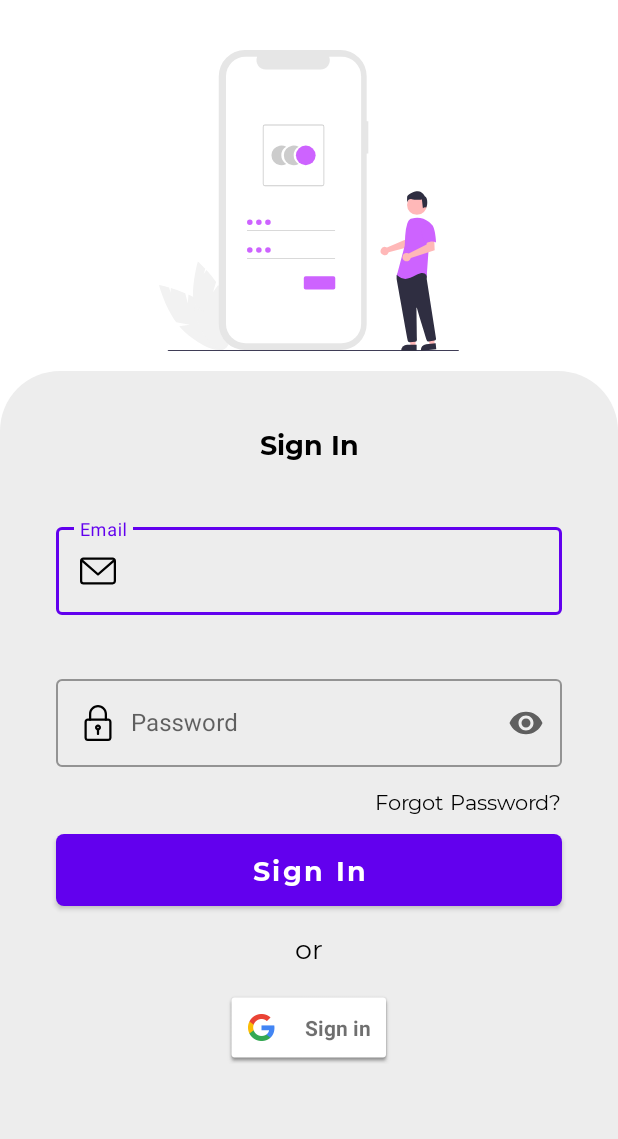
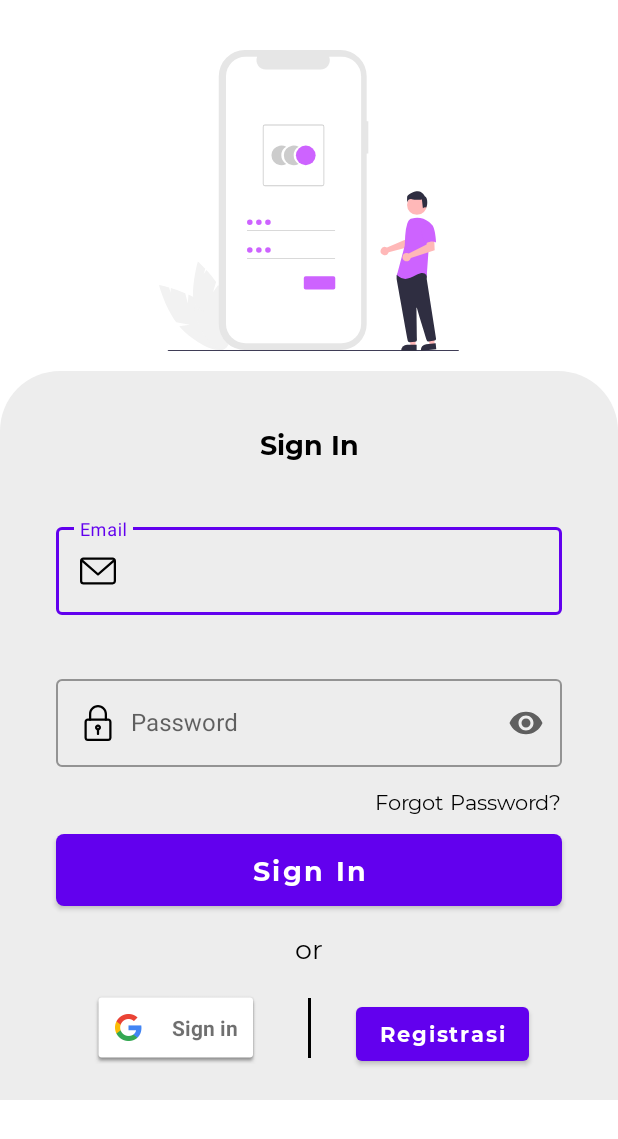
Before and after one commit to YudhanJeffri/TrelloLearn, an Android app: the LoginActivity screen opened directly, with no data from a screen before it, on a phone screen of 412 x 824 dp. Shown: the top 1139 px of the screen. Run offline under Robolectric (Android 15) with nearby library versions, the phone set to English and light mode, and no system bars; our stand-ins replace Firebase (no records; nobody signed in at launch, a user with empty details on screens opened directly).

Commit message:
first checkpoint

```diff
--- a/app/src/main/java/com/yudhanproject/trelloclone/activities/LoginActivity.kt
+++ b/app/src/main/java/com/yudhanproject/trelloclone/activities/LoginActivity.kt
@@ -40,6 +40,9 @@ class LoginActivity : BaseActivity() {
         auth = FirebaseAuth.getInstance()
         btn_google.setOnClickListener {
             signIn()
+        }
+        btn_keRegistrasi.setOnClickListener {
+            startActivity(Intent(this,RegistrasiActivity::class.java))
         }
     }
 
--- /dev/null
+++ b/app/src/main/res/drawable/stroke_btn.xml
@@ -0,0 +1,5 @@
+<?xml version="1.0" encoding="utf-8"?>
+<shape android:shape="rectangle" xmlns:android="http://schemas.android.com/apk/res/android">
+    <stroke android:color="@color/black" android:width="4dp"/>
+
+</shape>
--- a/app/src/main/res/layout/activity_login.xml
+++ b/app/src/main/res/layout/activity_login.xml
@@ -1,18 +1,21 @@
 <?xml version="1.0" encoding="utf-8"?>
-<androidx.constraintlayout.widget.ConstraintLayout xmlns:android="http://schemas.android.com/apk/res/android"
+<ScrollView xmlns:android="http://schemas.android.com/apk/res/android"
     xmlns:app="http://schemas.android.com/apk/res-auto"
     xmlns:tools="http://schemas.android.com/tools"
     android:layout_width="match_parent"
     android:layout_height="match_parent"
     tools:context=".activities.LoginActivity">
+    <androidx.constraintlayout.widget.ConstraintLayout
+        android:layout_width="match_parent"
+        android:layout_height="wrap_content">
 
         <ImageView
             android:id="@+id/imageView2"
             android:layout_width="wrap_content"
             android:layout_height="wrap_content"
-        android:layout_marginTop="33dp"
             android:src="@drawable/ic_login_vektor"
             app:layout_constraintEnd_toEndOf="parent"
+            android:layout_marginTop="33dp"
             app:layout_constraintStart_toStartOf="parent"
             app:layout_constraintTop_toTopOf="parent" />
 
@@ -21,7 +24,6 @@
             android:layout_height="0dp"
             android:layout_marginTop="13dp"
             android:background="@drawable/bg_constrain"
-        app:layout_constraintBottom_toBottomOf="parent"
             app:layout_constraintEnd_toEndOf="parent"
             app:layout_constraintStart_toStartOf="parent"
             app:layout_constraintTop_toBottomOf="@+id/imageView2">
@@ -54,9 +56,9 @@
                     android:id="@+id/emailLoginEdittext"
                     android:layout_width="match_parent"
                     android:layout_height="wrap_content"
-                android:inputType="textEmailAddress"
                     android:drawableStart="@drawable/ic_envelope"
-                android:drawablePadding="10dp" />
+                    android:drawablePadding="10dp"
+                    android:inputType="textEmailAddress" />
 
             </com.google.android.material.textfield.TextInputLayout>
 
@@ -112,11 +114,11 @@
                 android:id="@+id/textView4"
                 android:layout_width="wrap_content"
                 android:layout_height="wrap_content"
+                android:layout_marginTop="16dp"
                 android:fontFamily="@font/montserratregular"
                 android:text="or"
                 android:textColor="@color/black"
                 android:textSize="18sp"
-            android:layout_marginTop="16dp"
                 app:layout_constraintEnd_toEndOf="@+id/btn_login"
                 app:layout_constraintStart_toStartOf="@+id/btn_login"
                 app:layout_constraintTop_toBottomOf="@+id/btn_login" />
@@ -126,10 +128,36 @@
                 android:layout_width="wrap_content"
                 android:layout_height="wrap_content"
                 android:layout_marginTop="16dp"
-            app:layout_constraintEnd_toEndOf="@+id/btn_login"
+                android:layout_marginBottom="24dp"
+                app:layout_constraintBottom_toBottomOf="parent"
+                app:layout_constraintEnd_toStartOf="@+id/textView4"
                 app:layout_constraintStart_toStartOf="@+id/btn_login"
                 app:layout_constraintTop_toBottomOf="@+id/textView4" />
+
+            <View
+                android:id="@+id/view"
+                android:layout_width="2dp"
+                android:layout_height="40dp"
+                android:background="@color/black"
+                app:layout_constraintBottom_toBottomOf="@+id/btn_google"
+                app:layout_constraintEnd_toEndOf="@+id/textView4"
+                app:layout_constraintStart_toStartOf="@+id/textView4"
+                app:layout_constraintTop_toTopOf="@+id/btn_google" />
+
+            <Button
+                android:id="@+id/btn_keRegistrasi"
+                android:layout_width="wrap_content"
+                android:layout_height="wrap_content"
+                android:fontFamily="@font/montserratbold"
+                android:text="Registrasi"
+                android:textAllCaps="false"
+                android:textColor="@color/white"
+                android:textSize="14sp"
+                app:layout_constraintEnd_toEndOf="@+id/btn_login"
+                app:layout_constraintStart_toEndOf="@+id/textView4"
+                app:layout_constraintTop_toTopOf="@+id/view" />
 
         </androidx.constraintlayout.widget.ConstraintLayout>
 
     </androidx.constraintlayout.widget.ConstraintLayout>
+</ScrollView>
--- a/app/src/main/res/layout/activity_registrasi.xml
+++ b/app/src/main/res/layout/activity_registrasi.xml
@@ -132,6 +132,7 @@
             app:layout_constraintTop_toBottomOf="@+id/signUp" />
 
         <com.google.android.gms.common.SignInButton
+            android:id="@+id/google_btn_registrasi"
             android:layout_width="wrap_content"
             android:layout_height="wrap_content"
             android:layout_marginTop="16dp"
--- a/app/src/main/res/layout/layout_harapan.xml
+++ b/app/src/main/res/layout/layout_harapan.xml
@@ -12,10 +12,9 @@
         android:layout_height="wrap_content"
         android:layout_marginTop="10dp"
         android:fontFamily="@font/montserratregular"
-        android:text="umur sekarang"
+        android:text="Masaukkan Lama Harapan Hidup"
         android:textColor="@color/black"
         android:textSize="14sp"
-        app:layout_constraintEnd_toEndOf="@+id/harapanEdittext"
         app:layout_constraintStart_toStartOf="@+id/harapanEdittext"
         app:layout_constraintTop_toTopOf="parent" />
 
```
Also changed, not shown: app/src/main/java/com/yudhanproject/trelloclone/activities/MainActivity.kt (+37 -10 lines), app/src/main/java/com/yudhanproject/trelloclone/activities/RegistrasiActivity.kt (+88 -50 lines), app/src/main/res/drawable/garis_view.xml (added, +7 -0 lines). Lines whose indentation alone changed are shown as unchanged.
